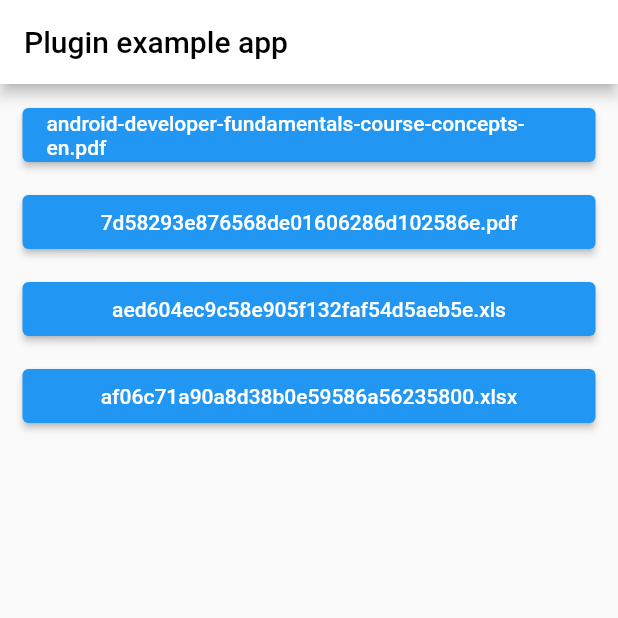
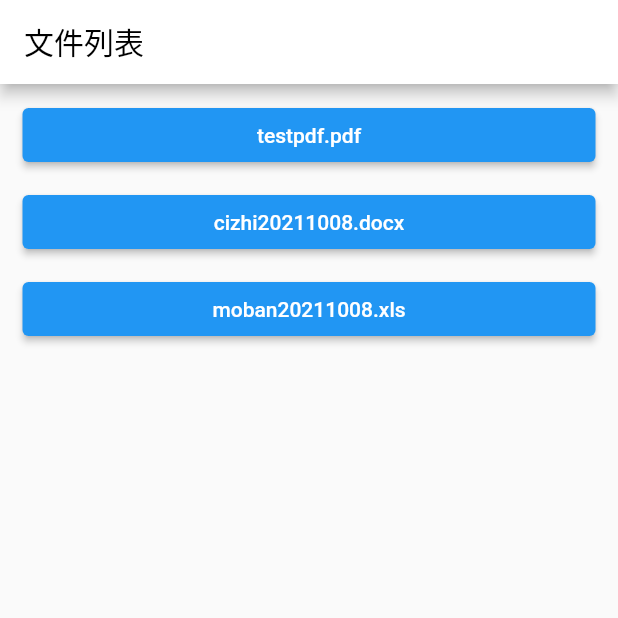
Before and after one commit to vvkeep/flutter_power_file_view, a Flutter app: the screen it shows after launch, on a phone screen of 412 x 824 dp, the top half of it. Run offline on Flutter 3.47's test engine with Material 2 defaults, Android fonts, the phone set to English and light mode, and no system bars; our stand-ins replace dio, permission_handler.

Commit message:
add test resource

```diff
--- a/example/lib/main.dart
+++ b/example/lib/main.dart
@@ -41,16 +41,15 @@ class HomePage extends StatelessWidget {
   @override
   Widget build(BuildContext context) {
     List<String> files = [
-      "https://google-developer-training.github.io/android-developer-fundamentals-course-concepts/en/android-developer-fundamentals-course-concepts-en.pdf",
-      "http://192.168.33.71:9000/lianyi/upload/2022-05-19/7d58293e876568de01606286d102586e.pdf",
-      "http://192.168.33.71:9000/lianyi/upload/2022-05-05/aed604ec9c58e905f132faf54d5aeb5e.xls",
-      "http://192.168.33.71:9000/lianyi/upload/2022-05-05/af06c71a90a8d38b0e59586a56235800.xlsx",
+      "http://www.cztouch.com/upfiles/soft/testpdf.pdf",
+      "http://blog.java1234.com/cizhi20211008.docx",
+      "http://blog.java1234.com/moban20211008.xls"
     ];
     return Scaffold(
       appBar: AppBar(
         backgroundColor: Colors.white,
         title: const Text(
-          'Plugin example app',
+          '文件列表',
           style: TextStyle(color: Colors.black),
         ),
       ),
```
Also changed, not shown: 4 other files.
